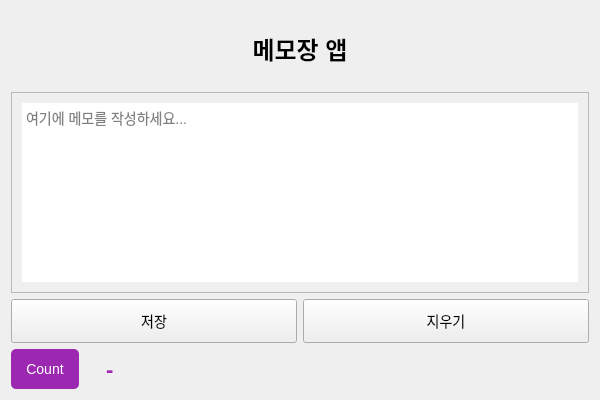
First picture: the form in Apps/Notes/notes.ui, repository pacowon/appDrawer, before the edit.
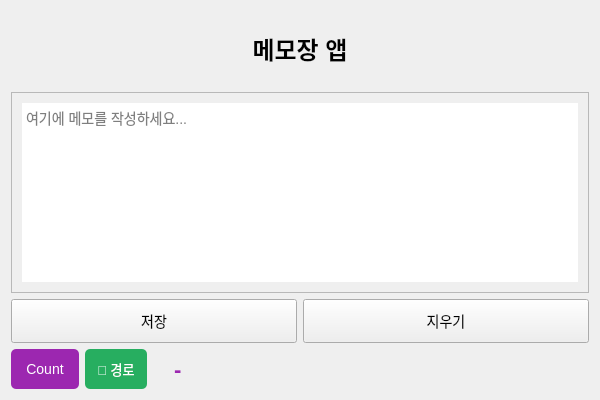
Second picture: the form after the edit.

Patch:
```diff
--- a/Apps/Notes/notes.ui
+++ b/Apps/Notes/notes.ui
@@ -79,6 +79,19 @@
        </property>
       </widget>
      </item>
+     <item>
+      <widget class="QPushButton" name="btn_show_path">
+       <property name="minimumSize">
+        <size><width>0</width><height>40</height></size>
+       </property>
+       <property name="styleSheet">
+        <string notr="true">font-size: 13px; background-color: #27ae60; color: white; border: none; border-radius: 5px; padding: 5px 12px;</string>
+       </property>
+       <property name="text">
+        <string>📂 경로</string>
+       </property>
+      </widget>
+     </item>
      <item>
       <widget class="QLabel" name="count_label">
        <property name="text">
```
